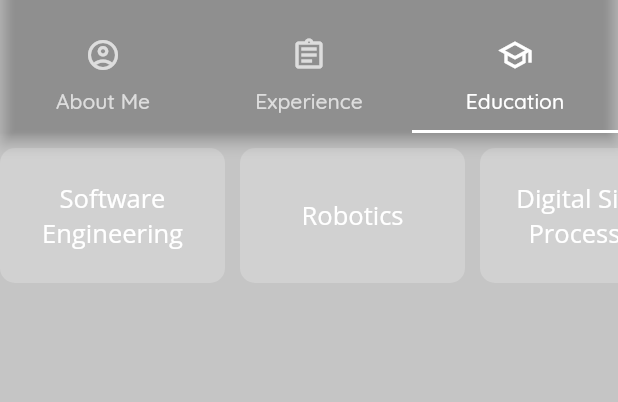
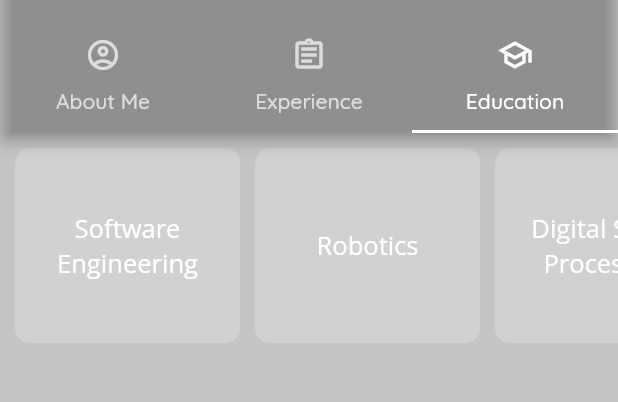
Before and after one commit to afiqaimanafr/resume-mobile-app, a Flutter app: the screen it shows after launch, tab 3 chosen, on a phone screen of 412 x 824 dp, the part 62-464 px from its top. Run offline on Flutter 3.47's test engine with Material 2 defaults, Android fonts, the phone set to English and light mode, and no system bars.

Commit message:
latest ui

```diff
--- a/lib/screens/education/education_screen.dart
+++ b/lib/screens/education/education_screen.dart
@@ -40,7 +40,6 @@ class EducationScreen extends StatelessWidget {
         color: kPrimaryLightColor.withOpacity(0.2),
       ),
       width: 150,
-      child: Expanded(
       child: Padding(
         padding: const EdgeInsets.all(10.0),
         child: Center(
@@ -55,7 +54,6 @@ class EducationScreen extends StatelessWidget {
           ),
         ),
       ),
-      ),
     );
   }
 
@@ -63,12 +61,13 @@ class EducationScreen extends StatelessWidget {
   Widget build(BuildContext context) {
     return Scaffold(
       backgroundColor: kPrimaryColor,
-      body: Container(
-        padding: const EdgeInsets.only(
-          top: 10,
-        ),
-        height: 100,
+      body: SingleChildScrollView(
+        child: Column(
+          children: [
+            SizedBox(
+              height: 150,
               child: ListView.separated(
+                padding: const EdgeInsets.all(10),
                 separatorBuilder: (context, _) => const SizedBox(
                   width: 10,
                 ),
@@ -80,6 +79,9 @@ class EducationScreen extends StatelessWidget {
                 },
               ),
             ),
+          ],
+        ),
+      ),
     );
   }
 }
```
Lines whose indentation alone changed are shown as unchanged.
